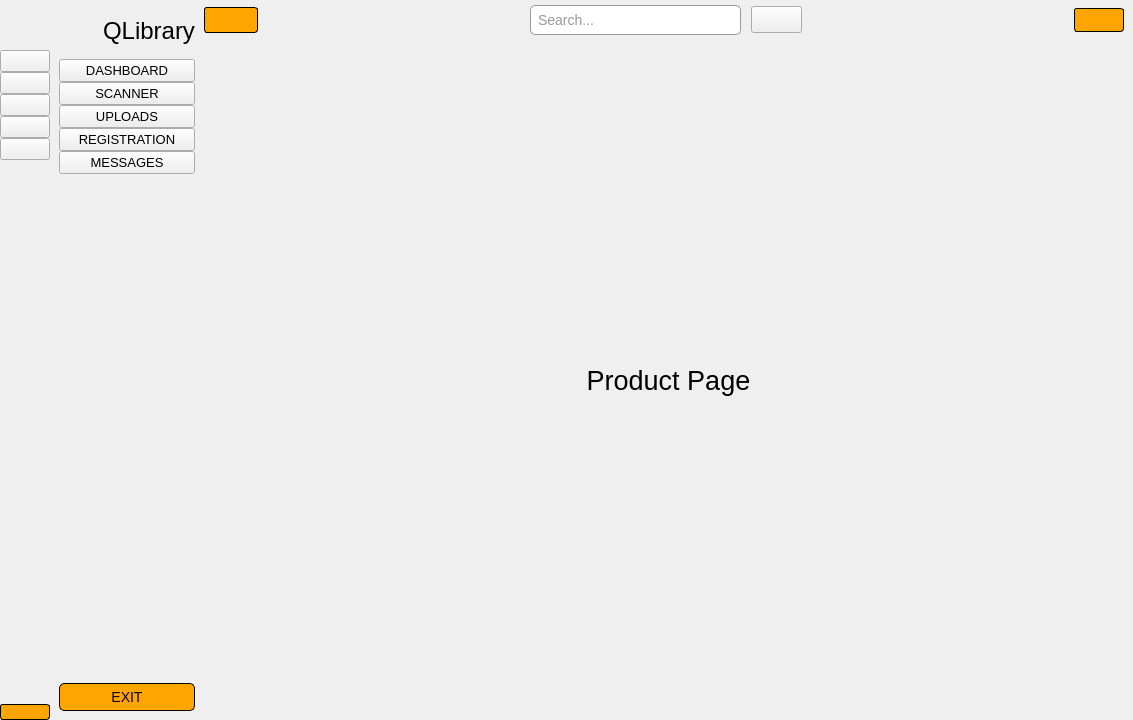
First picture: the form in sidebar.ui, repository AsifCantCode/QLibrary, before the edit.
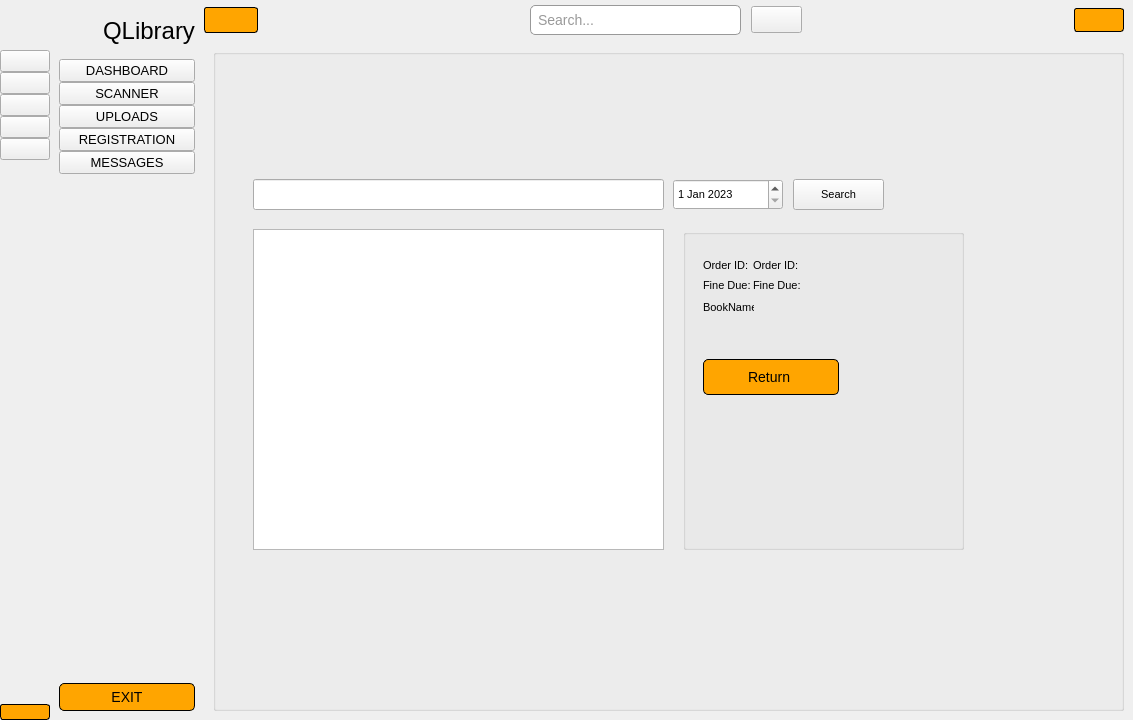
Second picture: the form after the edit. The open tabs and pages were chosen to show the change. Icons and pictures are not drawn.

Commit message: RETURN BOOK

The edit to the form file:
```diff
--- a/sidebar.ui
+++ b/sidebar.ui
@@ -1738,18 +1738,194 @@
          <widget class="QWidget" name="page_4">
           <layout class="QGridLayout" name="gridLayout_5">
            <item row="0" column="0">
-            <widget class="QLabel" name="label_7">
-             <property name="font">
-              <font>
-               <pointsize>20</pointsize>
-              </font>
+            <widget class="QGroupBox" name="groupBox">
+             <property name="title">
+              <string/>
              </property>
-             <property name="text">
-              <string>Product Page</string>
-             </property>
-             <property name="alignment">
-              <set>Qt::AlignCenter</set>
-             </property>
+             <widget class="QListView" name="orderData">
+              <property name="geometry">
+               <rect>
+                <x>40</x>
+                <y>180</y>
+                <width>411</width>
+                <height>321</height>
+               </rect>
+              </property>
+             </widget>
+             <widget class="QLineEdit" name="SearchId">
+              <property name="geometry">
+               <rect>
+                <x>40</x>
+                <y>130</y>
+                <width>411</width>
+                <height>31</height>
+               </rect>
+              </property>
+             </widget>
+             <widget class="QPushButton" name="SearchButton">
+              <property name="geometry">
+               <rect>
+                <x>580</x>
+                <y>130</y>
+                <width>91</width>
+                <height>31</height>
+               </rect>
+              </property>
+              <property name="text">
+               <string>Search</string>
+              </property>
+             </widget>
+             <widget class="QGroupBox" name="groupBox_2">
+              <property name="geometry">
+               <rect>
+                <x>470</x>
+                <y>180</y>
+                <width>281</width>
+                <height>321</height>
+               </rect>
+              </property>
+              <property name="title">
+               <string/>
+              </property>
+              <widget class="QLabel" name="OrderId">
+               <property name="geometry">
+                <rect>
+                 <x>20</x>
+                 <y>30</y>
+                 <width>47</width>
+                 <height>13</height>
+                </rect>
+               </property>
+               <property name="text">
+                <string>Order ID:</string>
+               </property>
+              </widget>
+              <widget class="QLabel" name="FineDue">
+               <property name="geometry">
+                <rect>
+                 <x>20</x>
+                 <y>50</y>
+                 <width>47</width>
+                 <height>13</height>
+                </rect>
+               </property>
+               <property name="text">
+                <string>Fine Due:</string>
+               </property>
+              </widget>
+              <widget class="QLabel" name="OrderIdValue">
+               <property name="geometry">
+                <rect>
+                 <x>70</x>
+                 <y>30</y>
+                 <width>47</width>
+                 <height>13</height>
+                </rect>
+               </property>
+               <property name="text">
+                <string>Order ID:</string>
+               </property>
+              </widget>
+              <widget class="QLabel" name="FineDueValue">
+               <property name="geometry">
+                <rect>
+                 <x>70</x>
+                 <y>50</y>
+                 <width>47</width>
+                 <height>13</height>
+                </rect>
+               </property>
+               <property name="text">
+                <string>Fine Due:</string>
+               </property>
+              </widget>
+              <widget class="QLabel" name="BookName">
+               <property name="geometry">
+                <rect>
+                 <x>20</x>
+                 <y>70</y>
+                 <width>51</width>
+                 <height>16</height>
+                </rect>
+               </property>
+               <property name="text">
+                <string>BookName</string>
+               </property>
+              </widget>
+              <widget class="QLabel" name="BookNameVal">
+               <property name="geometry">
+                <rect>
+                 <x>80</x>
+                 <y>70</y>
+                 <width>191</width>
+                 <height>16</height>
+                </rect>
+               </property>
+               <property name="text">
+                <string/>
+               </property>
+              </widget>
+              <widget class="QPushButton" name="ReturnBtn">
+               <property name="geometry">
+                <rect>
+                 <x>20</x>
+                 <y>130</y>
+                 <width>136</width>
+                 <height>36</height>
+                </rect>
+               </property>
+               <property name="styleSheet">
+                <string notr="true">/* Style for QPushButton */
+QPushButton {
+    background-color: #FFA500; /* Orange background color */
+    color: #000000; /* Black text color */
+    border: 1px solid #000000; /* Black border */
+    border-radius: 5px; /* Rounded corners */
+    padding: 5px 10px; /* Padding around the button text */
+	font-size: 14px;
+}
+
+/* QPushButton when hovered */
+QPushButton:hover {
+    background-color: #FFD700; /* Lighter orange on hover */
+}
+</string>
+               </property>
+               <property name="text">
+                <string>Return </string>
+               </property>
+               <property name="icon">
+                <iconset>
+                 <normaloff>icon/icons8-imac-exit-24.png</normaloff>icon/icons8-imac-exit-24.png</iconset>
+               </property>
+               <property name="iconSize">
+                <size>
+                 <width>18</width>
+                 <height>24</height>
+                </size>
+               </property>
+              </widget>
+             </widget>
+             <widget class="QDateEdit" name="SearchDate">
+              <property name="geometry">
+               <rect>
+                <x>460</x>
+                <y>130</y>
+                <width>110</width>
+                <height>31</height>
+               </rect>
+              </property>
+              <property name="dateTime">
+               <datetime>
+                <hour>12</hour>
+                <minute>0</minute>
+                <second>0</second>
+                <year>2023</year>
+                <month>1</month>
+                <day>1</day>
+               </datetime>
+              </property>
+             </widget>
             </widget>
            </item>
           </layout>
```
Left out of the diff: 14 changed lines with no effect on the pictures. The commit also changes 2 other files.
